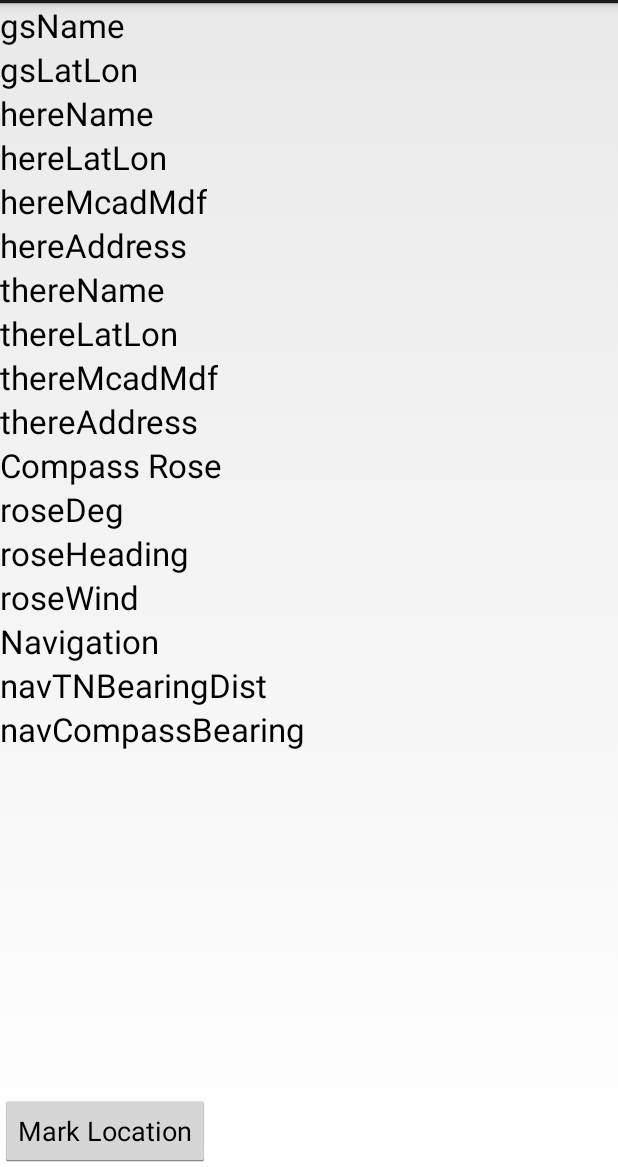
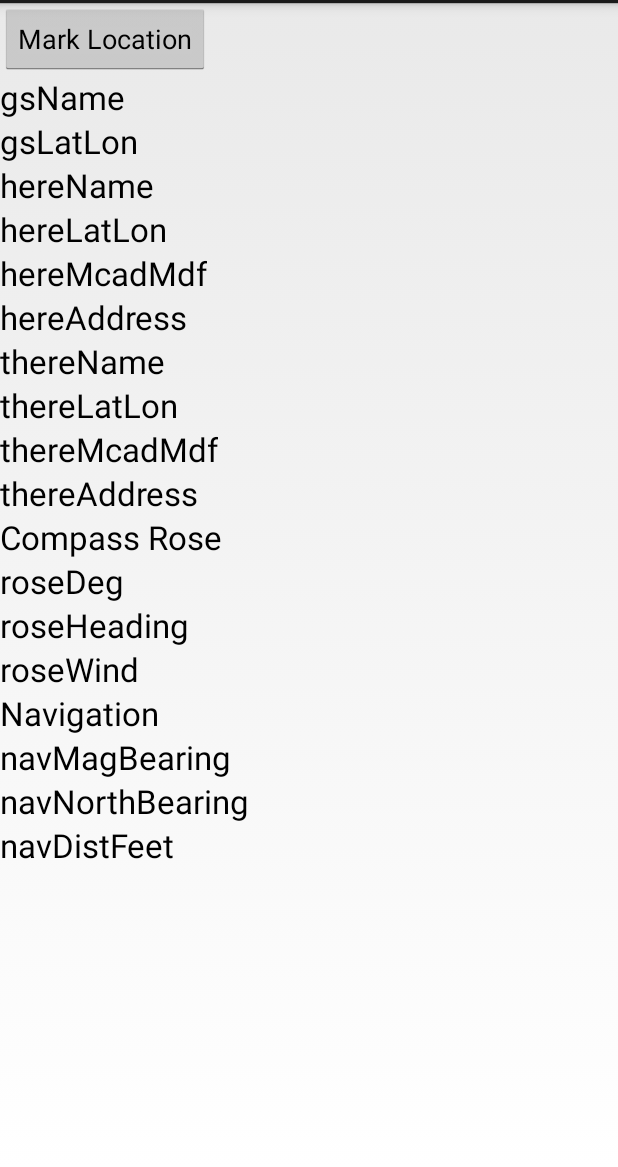
Before and after one commit to pocojoe/PlayaCompass20162, an Android app: the screen it shows after launch (MainActivity), on a phone screen of 412 x 824 dp, the part 69-1236 px from its top. Run offline under Robolectric (Android 15) with nearby library versions, the phone set to English and light mode, and no system bars.

Commit message:
yeouch.  cannot get button to mark location to work.

```diff
--- a/PlayaCompass/src/main/AndroidManifest.xml
+++ b/PlayaCompass/src/main/AndroidManifest.xml
@@ -17,7 +17,8 @@
         android:theme="@style/AppTheme" >
         <activity
             android:name="com.hoppercodes.PlayaCompass.MainActivity"
-            android:label="@string/app_name" >
+            android:label="@string/app_name"
+            android:screenOrientation="portrait">
             <intent-filter>
                 <action android:name="android.intent.action.MAIN" />
                 <category android:name="android.intent.category.LAUNCHER" />
--- a/PlayaCompass/src/main/res/layout/activity_main.xml
+++ b/PlayaCompass/src/main/res/layout/activity_main.xml
@@ -1,8 +1,22 @@
 <?xml version="1.0" encoding="utf-8"?>
-<RelativeLayout xmlns:android="http://schemas.android.com/apk/res/android"
+<LinearLayout xmlns:android="http://schemas.android.com/apk/res/android"
     android:layout_width="match_parent"
     android:layout_height="match_parent"
-    android:orientation="vertical">
+    android:orientation="vertical"
+    android:clickable="true">
+
+    <Button
+        android:id="@+id/markLocationButton"
+        android:layout_width="wrap_content"
+        android:layout_height="wrap_content"
+        android:clickable="true"
+        android:enabled="true"
+        android:onClick="markButtonClicked"
+        android:text="Mark Location"
+        android:layout_alignParentTop="true"
+        android:layout_centerHorizontal="true"
+        android:focusable="false"
+        android:longClickable="false" />
 
     <TextView
         android:id="@+id/gsName"
@@ -10,6 +24,7 @@
         android:layout_height="wrap_content"
         android:layout_alignParentLeft="true"
         android:layout_alignParentStart="true"
+        android:layout_below="@+id/markLocationButton"
         android:text="gsName"
         android:textAppearance="?android:attr/textAppearanceLarge" />
 
@@ -155,37 +170,34 @@
         android:textAppearance="?android:attr/textAppearanceLarge" />
 
     <TextView
-        android:id="@+id/navTNBearingDist"
+        android:id="@+id/navMagBearing"
         android:layout_width="wrap_content"
         android:layout_height="wrap_content"
         android:layout_alignParentLeft="true"
         android:layout_alignParentStart="true"
         android:layout_below="@+id/navigation"
-        android:text="navTNBearingDist"
+        android:text="navMagBearing"
         android:textAppearance="?android:attr/textAppearanceLarge" />
 
 
     <TextView
-        android:id="@+id/navCompassBearing"
+        android:id="@+id/navNorthBearing"
         android:layout_width="wrap_content"
         android:layout_height="wrap_content"
         android:layout_alignParentLeft="true"
         android:layout_alignParentStart="true"
-        android:layout_below="@+id/navTNBearingDist"
-        android:text="navCompassBearing"
+        android:layout_below="@+id/navMagBearing"
+        android:text="navNorthBearing"
         android:textAppearance="?android:attr/textAppearanceLarge" />
 
-    <Button
+    <TextView
+        android:id="@+id/navDistFeet"
         android:layout_width="wrap_content"
         android:layout_height="wrap_content"
-        android:text="Mark Location"
-        android:id="@+id/markLocationButton"
-        android:layout_alignParentBottom="true"
         android:layout_alignParentLeft="true"
         android:layout_alignParentStart="true"
-        android:clickable="true"
-        android:onClick="markHereLocation"
-        android:enabled="true" />
+        android:layout_below="@+id/navNorthBearing"
+        android:text="navDistFeet"
+        android:textAppearance="?android:attr/textAppearanceLarge" />
 
-
-</RelativeLayout>
+</LinearLayout>
```
Also changed, not shown: PlayaCompass/src/main/java/com/hoppercodes/PlayaCompass/MainActivity.java (+73 -37 lines), 5 other files.
